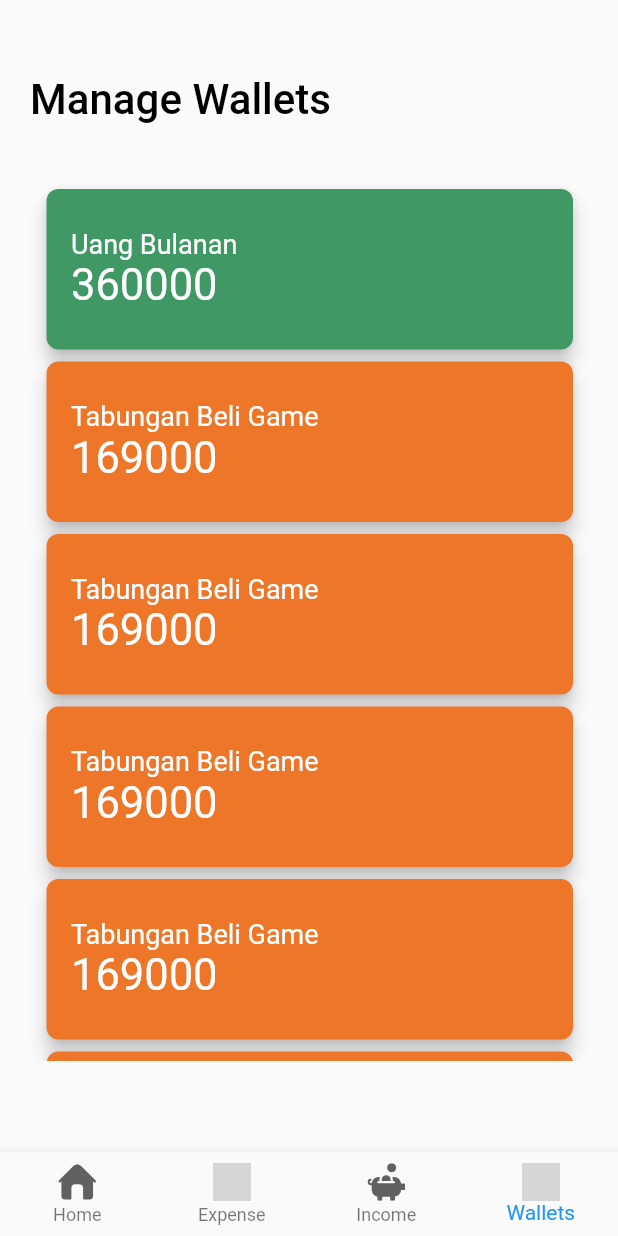
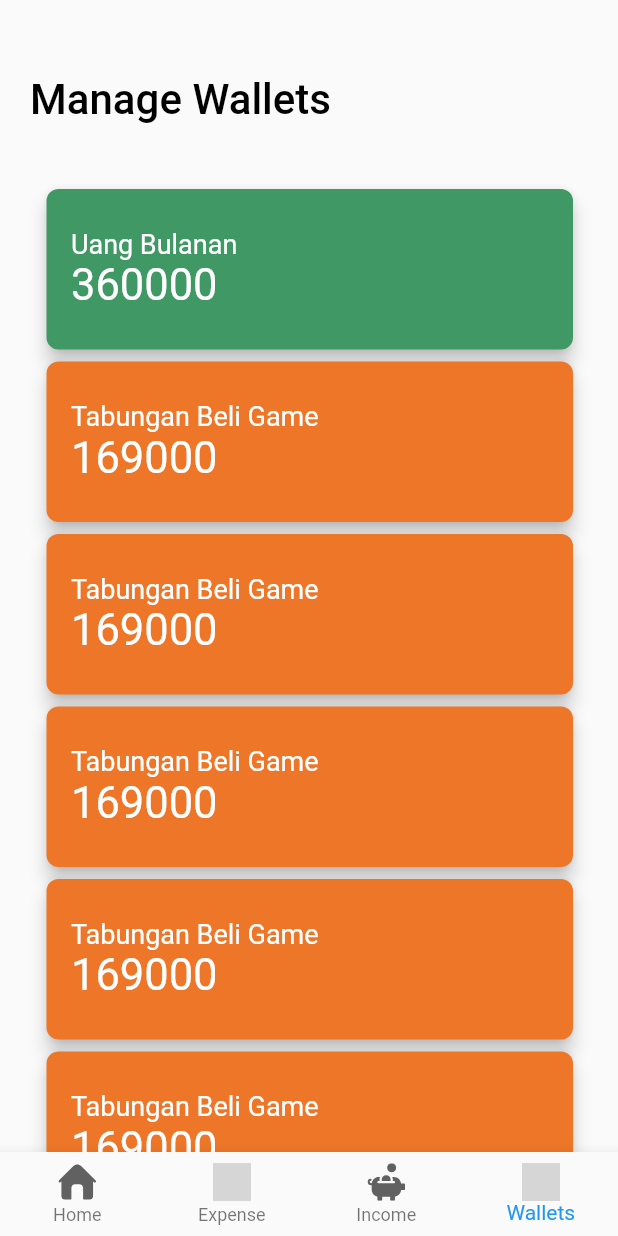
Before and after one commit to ridhoperdana/edompet, a Flutter app: the screen it shows after launch, item 4 of the bottom bar chosen, on a phone screen of 412 x 824 dp. Run offline on Flutter 3.47's test engine with Material 2 defaults, Android fonts, the light colour scheme and no system bars; our stand-ins replace flutter_datetime_picker, flutter_svg; grey boxes are pictures that could not be loaded.

Commit message:
feat: use expanded widget for listview manage wallets

```diff
--- a/lib/add_wallet/add_wallet.dart
+++ b/lib/add_wallet/add_wallet.dart
@@ -21,7 +21,7 @@ class AddWalletState extends State<AddWallet>
     return SlideTransition(
       position: animation,
       child: Padding(
-        padding: EdgeInsets.fromLTRB(0, 50, 0, 20),
+        padding: EdgeInsets.fromLTRB(0, 50, 0, 0),
         child: Column(
           children: <Widget>[
             Container(
@@ -36,12 +36,13 @@ class AddWalletState extends State<AddWallet>
               padding: const EdgeInsets.fromLTRB(20.0, 0, 1.0, 39),
               alignment: Alignment.topLeft,
             ),
-            Container(
+            Expanded(
+                child: Container(
               child: ListViewTransactions(),
               width: 400,
-              height: 585,
+              height: 580,
               padding: EdgeInsets.all(0),
-            )
+            )),
           ],
         ),
       ),
--- a/lib/dashboard/dashboard.dart
+++ b/lib/dashboard/dashboard.dart
@@ -225,7 +225,6 @@ class ListViewHomeState extends State<ListViewHome> {
       itemBuilder: (context, index) {
         return Container(
           alignment: Alignment.topLeft,
-          color: Colors.amber,
           child: Column(
             children: <Widget>[
               Container(
```
